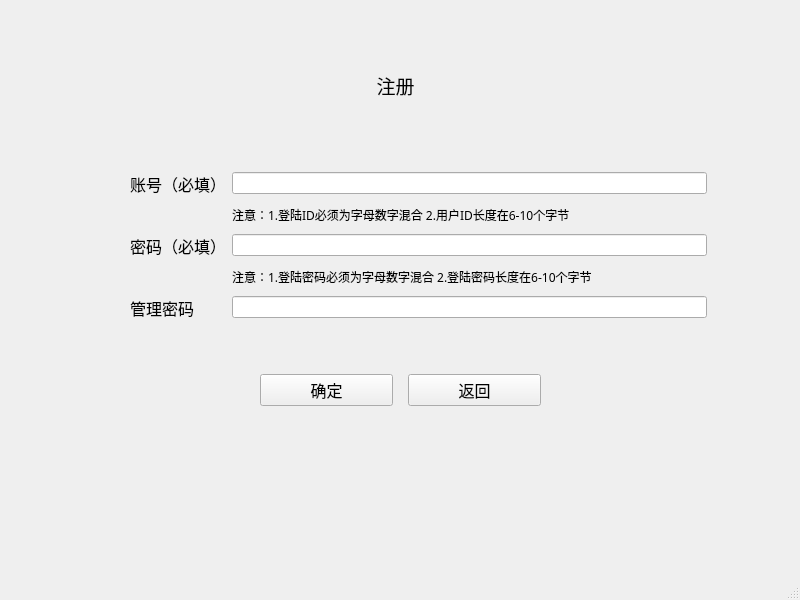
This is mainCode/register.ui in CarlosDJY/QtBasedGroupWork as Qt 5 draws it before an edit. The edited form follows.
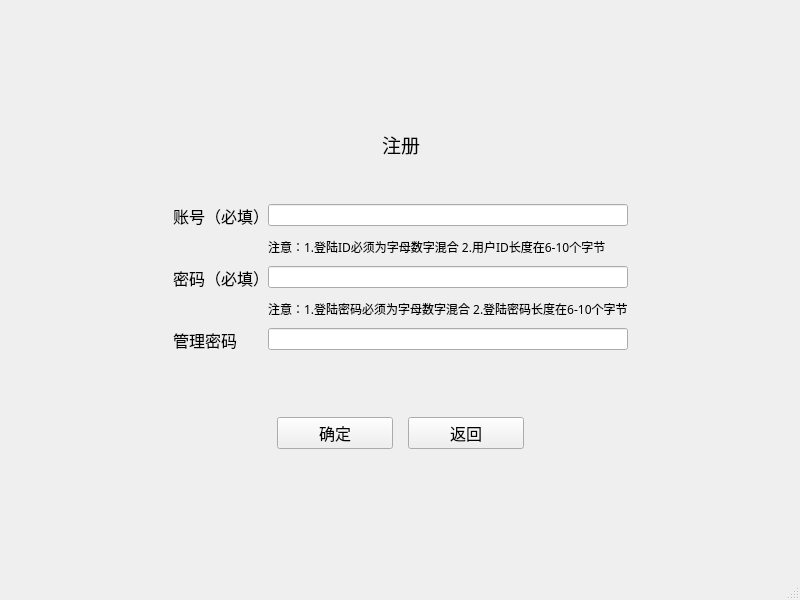
This is the edited form.

What changed in the file:
```diff
--- a/mainCode/register.ui
+++ b/mainCode/register.ui
@@ -14,15 +14,55 @@
    <string>MainWindow</string>
   </property>
   <widget class="QWidget" name="centralwidget">
+   <layout class="QVBoxLayout" name="verticalLayout">
+    <item>
+     <layout class="QGridLayout" name="gridLayout_2">
+      <item row="0" column="1">
+       <spacer name="verticalSpacer_2">
+        <property name="orientation">
+         <enum>Qt::Vertical</enum>
+        </property>
+        <property name="sizeHint" stdset="0">
+         <size>
+          <width>20</width>
+          <height>40</height>
+         </size>
+        </property>
+       </spacer>
+      </item>
+      <item row="1" column="0">
+       <spacer name="horizontalSpacer_5">
+        <property name="orientation">
+         <enum>Qt::Horizontal</enum>
+        </property>
+        <property name="sizeHint" stdset="0">
+         <size>
+          <width>40</width>
+          <height>20</height>
+         </size>
+        </property>
+       </spacer>
+      </item>
+      <item row="1" column="1">
+       <layout class="QGridLayout" name="gridLayout">
+        <property name="verticalSpacing">
+         <number>40</number>
+        </property>
+        <item row="0" column="1">
+         <spacer name="horizontalSpacer">
+          <property name="orientation">
+           <enum>Qt::Horizontal</enum>
+          </property>
+          <property name="sizeHint" stdset="0">
+           <size>
+            <width>40</width>
+            <height>20</height>
+           </size>
+          </property>
+         </spacer>
+        </item>
+        <item row="0" column="2">
    <widget class="QLabel" name="label">
-    <property name="geometry">
-     <rect>
-      <x>340</x>
-      <y>50</y>
-      <width>111</width>
-      <height>71</height>
-     </rect>
-    </property>
     <property name="sizePolicy">
      <sizepolicy hsizetype="Maximum" vsizetype="Maximum">
       <horstretch>0</horstretch>
@@ -48,56 +88,21 @@
      <bool>false</bool>
     </property>
    </widget>
-   <widget class="QWidget" name="horizontalLayoutWidget">
-    <property name="geometry">
-     <rect>
-      <x>260</x>
-      <y>370</y>
-      <width>281</width>
-      <height>41</height>
-     </rect>
-    </property>
-    <layout class="QHBoxLayout" name="horizontalLayout">
-     <property name="spacing">
-      <number>15</number>
-     </property>
-     <item>
-      <widget class="QPushButton" name="ConfirmButton">
-       <property name="font">
-        <font>
-         <family>等线</family>
-         <pointsize>12</pointsize>
-        </font>
-       </property>
-       <property name="text">
-        <string>确定</string>
-       </property>
-      </widget>
-     </item>
-     <item>
-      <widget class="QPushButton" name="BackButton">
-       <property name="font">
-        <font>
-         <family>等线</family>
-         <pointsize>12</pointsize>
-        </font>
-       </property>
-       <property name="text">
-        <string>返回</string>
-       </property>
-      </widget>
-     </item>
-    </layout>
-   </widget>
-   <widget class="QWidget" name="formLayoutWidget">
-    <property name="geometry">
-     <rect>
-      <x>130</x>
-      <y>160</y>
-      <width>577</width>
-      <height>171</height>
-     </rect>
-    </property>
+        </item>
+        <item row="0" column="3">
+         <spacer name="horizontalSpacer_2">
+          <property name="orientation">
+           <enum>Qt::Horizontal</enum>
+          </property>
+          <property name="sizeHint" stdset="0">
+           <size>
+            <width>40</width>
+            <height>20</height>
+           </size>
+          </property>
+         </spacer>
+        </item>
+        <item row="1" column="0" colspan="5">
     <layout class="QFormLayout" name="formLayout">
      <property name="formAlignment">
       <set>Qt::AlignLeading|Qt::AlignLeft|Qt::AlignVCenter</set>
@@ -244,7 +249,110 @@
       </widget>
      </item>
     </layout>
-   </widget>
+        </item>
+        <item row="2" column="2">
+         <spacer name="verticalSpacer">
+          <property name="orientation">
+           <enum>Qt::Vertical</enum>
+          </property>
+          <property name="sizeHint" stdset="0">
+           <size>
+            <width>20</width>
+            <height>20</height>
+           </size>
+          </property>
+         </spacer>
+        </item>
+        <item row="3" column="0">
+         <spacer name="horizontalSpacer_3">
+          <property name="orientation">
+           <enum>Qt::Horizontal</enum>
+          </property>
+          <property name="sizeHint" stdset="0">
+           <size>
+            <width>40</width>
+            <height>20</height>
+           </size>
+          </property>
+         </spacer>
+        </item>
+        <item row="3" column="1" colspan="3">
+         <layout class="QHBoxLayout" name="horizontalLayout">
+          <property name="spacing">
+           <number>15</number>
+          </property>
+          <item>
+           <widget class="QPushButton" name="ConfirmButton">
+            <property name="font">
+             <font>
+              <family>等线</family>
+              <pointsize>12</pointsize>
+             </font>
+            </property>
+            <property name="text">
+             <string>确定</string>
+            </property>
+           </widget>
+          </item>
+          <item>
+           <widget class="QPushButton" name="BackButton">
+            <property name="font">
+             <font>
+              <family>等线</family>
+              <pointsize>12</pointsize>
+             </font>
+            </property>
+            <property name="text">
+             <string>返回</string>
+            </property>
+           </widget>
+          </item>
+         </layout>
+        </item>
+        <item row="3" column="4">
+         <spacer name="horizontalSpacer_4">
+          <property name="orientation">
+           <enum>Qt::Horizontal</enum>
+          </property>
+          <property name="sizeHint" stdset="0">
+           <size>
+            <width>40</width>
+            <height>20</height>
+           </size>
+          </property>
+         </spacer>
+        </item>
+       </layout>
+      </item>
+      <item row="1" column="2">
+       <spacer name="horizontalSpacer_6">
+        <property name="orientation">
+         <enum>Qt::Horizontal</enum>
+        </property>
+        <property name="sizeHint" stdset="0">
+         <size>
+          <width>40</width>
+          <height>20</height>
+         </size>
+        </property>
+       </spacer>
+      </item>
+      <item row="2" column="1">
+       <spacer name="verticalSpacer_3">
+        <property name="orientation">
+         <enum>Qt::Vertical</enum>
+        </property>
+        <property name="sizeHint" stdset="0">
+         <size>
+          <width>20</width>
+          <height>40</height>
+         </size>
+        </property>
+       </spacer>
+      </item>
+     </layout>
+    </item>
+   </layout>
   </widget>
   <widget class="QMenuBar" name="menubar">
    <property name="geometry">
```
Lines whose indentation alone changed are shown as unchanged.
